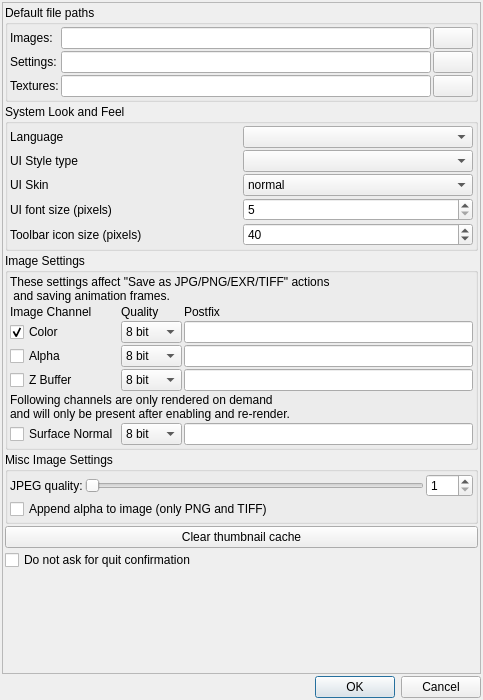
The window that mandelbulber2/qt/preferencesdialog.ui (buddhi1980/mandelbulber2) describes before a commit, drawn with Qt 5.
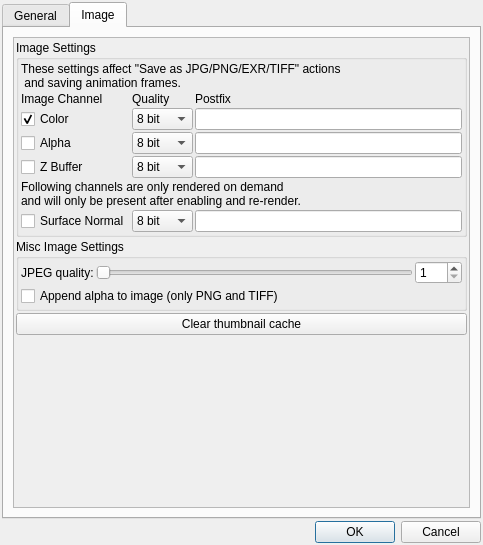
The same window after the commit. The open tabs and pages were chosen to show the change. Icons and pictures are not drawn. Custom widgets are drawn as their Qt base class.

```diff
--- a/mandelbulber2/qt/preferencesdialog.ui
+++ b/mandelbulber2/qt/preferencesdialog.ui
@@ -7,7 +7,7 @@
     <x>0</x>
     <y>0</y>
     <width>483</width>
-    <height>700</height>
+    <height>545</height>
    </rect>
   </property>
   <property name="windowTitle">
@@ -30,20 +30,34 @@
     <number>2</number>
    </property>
    <item>
-    <widget class="QScrollArea" name="scrollArea">
+    <widget class="QTabWidget" name="tabWidget">
+     <property name="currentIndex">
+      <number>0</number>
+     </property>
+     <widget class="QWidget" name="tabGeneral">
+      <attribute name="icon">
+       <iconset theme="preferences-system" resource="icons.qrc">
+        <normaloff>:/system/icons/preferences-system.svg</normaloff>:/system/icons/preferences-system.svg</iconset>
+      </attribute>
+      <attribute name="title">
+       <string>General</string>
+      </attribute>
+      <layout class="QVBoxLayout" name="verticalLayout_7">
+       <item>
+        <widget class="QScrollArea" name="scrollArea_general">
      <property name="widgetResizable">
       <bool>true</bool>
      </property>
-     <widget class="QWidget" name="scrollAreaWidgetContents">
+         <widget class="QWidget" name="scrollAreaWidgetContents_general">
       <property name="geometry">
        <rect>
         <x>0</x>
         <y>0</y>
-        <width>477</width>
-        <height>612</height>
-       </rect>
-      </property>
-      <layout class="QVBoxLayout" name="verticalLayout_2">
+            <width>455</width>
+            <height>459</height>
+           </rect>
+          </property>
+          <layout class="QVBoxLayout" name="verticalLayout_general">
        <property name="spacing">
         <number>2</number>
        </property>
@@ -272,6 +286,71 @@
         </widget>
        </item>
        <item>
+            <widget class="QCheckBox" name="checkBox_quit_do_not_ask_again">
+             <property name="text">
+              <string>Do not ask for quit confirmation</string>
+             </property>
+            </widget>
+           </item>
+           <item>
+            <spacer name="verticalSpacer">
+             <property name="orientation">
+              <enum>Qt::Vertical</enum>
+             </property>
+             <property name="sizeHint" stdset="0">
+              <size>
+               <width>20</width>
+               <height>40</height>
+              </size>
+             </property>
+            </spacer>
+           </item>
+          </layout>
+         </widget>
+        </widget>
+       </item>
+      </layout>
+     </widget>
+     <widget class="QWidget" name="tabImage">
+      <attribute name="icon">
+       <iconset theme="image-x-generic">
+        <normaloff>:/system/icons/image-x-generic.svg</normaloff>:/system/icons/image-x-generic.svg</iconset>
+      </attribute>
+      <attribute name="title">
+       <string>Image</string>
+      </attribute>
+      <layout class="QVBoxLayout" name="verticalLayout_8">
+       <item>
+        <widget class="QScrollArea" name="scrollArea_image">
+         <property name="widgetResizable">
+          <bool>true</bool>
+         </property>
+         <widget class="QWidget" name="scrollAreaWidgetContents_image">
+          <property name="geometry">
+           <rect>
+            <x>0</x>
+            <y>0</y>
+            <width>455</width>
+            <height>459</height>
+           </rect>
+          </property>
+          <layout class="QVBoxLayout" name="verticalLayout_image">
+           <property name="spacing">
+            <number>2</number>
+           </property>
+           <property name="leftMargin">
+            <number>2</number>
+           </property>
+           <property name="topMargin">
+            <number>2</number>
+           </property>
+           <property name="rightMargin">
+            <number>2</number>
+           </property>
+           <property name="bottomMargin">
+            <number>2</number>
+           </property>
+           <item>
         <widget class="QGroupBox" name="groupBox_4">
          <property name="toolTip">
           <string>&lt;html&gt;&lt;head/&gt;&lt;body&gt;&lt;p&gt;&lt;span style=&quot; font-weight:600;&quot;&gt;JPG&lt;/span&gt;&lt;/p&gt;&lt;p&gt;The quality value will be ignored, since JPG only supports 8 bit precision.&lt;/p&gt;&lt;p&gt;Every image channel will be saved as a separate file with appended postfix.&lt;/p&gt;&lt;p&gt;&lt;span style=&quot; font-weight:600;&quot;&gt;PNG&lt;/span&gt;&lt;/p&gt;&lt;p&gt;The quality value can be 8 bit or 16 bit (32 bit will result in 16 bit precision).&lt;/p&gt;&lt;p&gt;Every image channel will be saved as a separate file. &lt;/p&gt;&lt;p&gt;Only exception can be alpha channel:&lt;/p&gt;&lt;p&gt;If both Color and Alpha channel are selected and &amp;quot;Append alpha to image (only PNG and TIFF)&amp;quot;, then color + alpha will be saved to a RGBA image with quality and postfix of color row.&lt;/p&gt;&lt;p&gt;&lt;span style=&quot; font-weight:600;&quot;&gt;TIFF&lt;/span&gt;&lt;/p&gt;&lt;p&gt;The quality value can be 8 bit, 16 bit or 32 bit.&lt;/p&gt;&lt;p&gt;Every image channel will be saved as a separate file. &lt;/p&gt;&lt;p&gt;Only exception can be alpha channel:&lt;/p&gt;&lt;p&gt;If both Color and Alpha channel are selected and &amp;quot;Append alpha to image (only PNG and TIFF)&amp;quot;, then color + alpha will be saved to a RGBA image with quality and postfix of color row.&lt;/p&gt;&lt;p&gt;&lt;span style=&quot; font-weight:600;&quot;&gt;EXR&lt;/span&gt;&lt;/p&gt;&lt;p&gt;The quality value can be 16 bit or 32 bit (8 bit will result in 16 bit precision).&lt;/p&gt;&lt;p&gt;The postfix will be ignored since all image channels will be saved to one file.&lt;/p&gt;&lt;/body&gt;&lt;/html&gt;</string>
@@ -559,14 +638,7 @@
         </widget>
        </item>
        <item>
-        <widget class="QCheckBox" name="checkBox_quit_do_not_ask_again">
-         <property name="text">
-          <string>Do not ask for quit confirmation</string>
-         </property>
-        </widget>
-       </item>
-       <item>
-        <spacer name="verticalSpacer">
+            <spacer name="verticalSpacer_2">
          <property name="orientation">
           <enum>Qt::Vertical</enum>
          </property>
@@ -577,6 +649,10 @@
           </size>
          </property>
         </spacer>
+           </item>
+          </layout>
+         </widget>
+        </widget>
        </item>
       </layout>
      </widget>
```
Left out of the diff: 34 changed lines with no effect on the pictures. Lines whose indentation alone changed are shown as unchanged.
